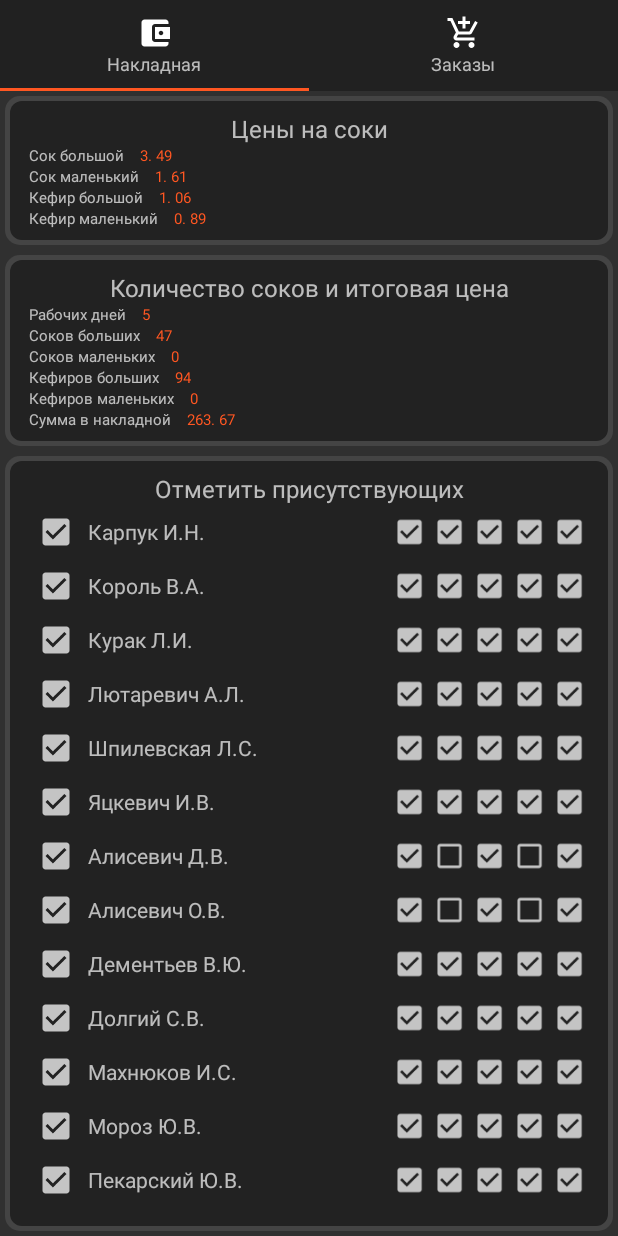
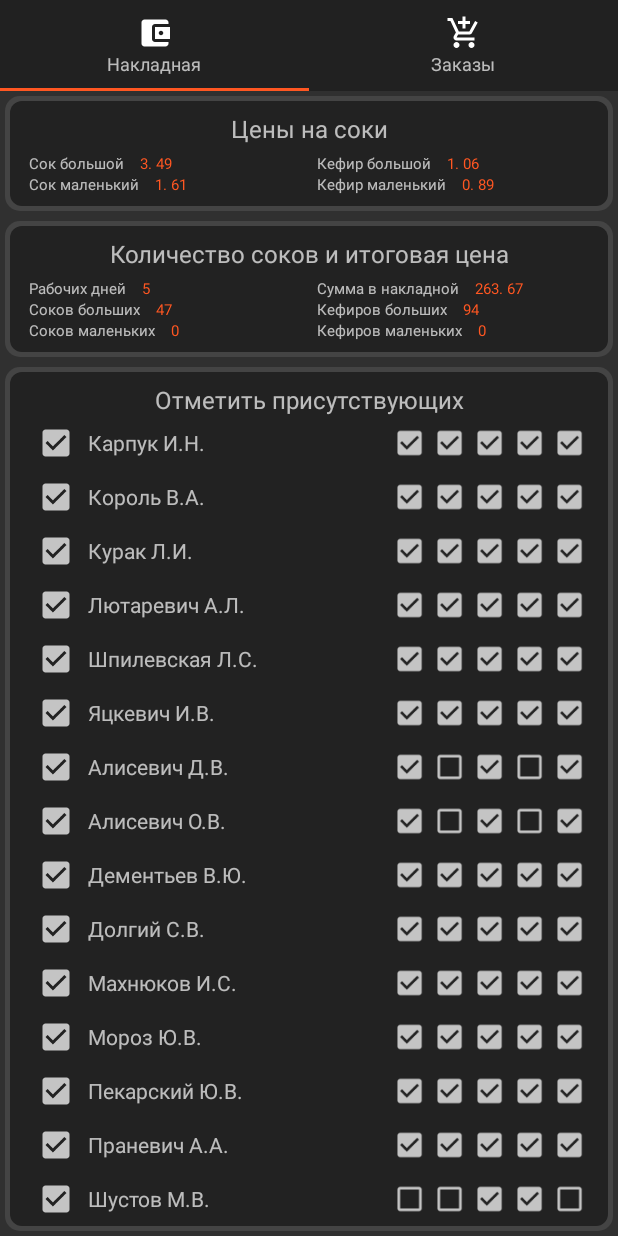
Before and after one commit to VadimSquorpikkor/MagazAssistant5, an Android app: the screen it shows after launch (MainActivity), on a phone screen of 412 x 824 dp. Run offline under Robolectric (Android 15) with nearby library versions, the phone set to English and light mode, and no system bars.

Commit message:
1.13 - 17/02/21 1. Изменил отображение надписей в фрагментах: теперь в 2 столбца

```diff
--- a/app/src/main/res/layout/fragment_invoice.xml
+++ b/app/src/main/res/layout/fragment_invoice.xml
@@ -7,56 +7,46 @@
 
         <LinearLayout style="@style/vertical">
 
-            <TextView
-                style="@style/h2"
-                android:text="Количество соков и итоговая цена" />
+            <TextView style="@style/h2" android:text="Количество соков и итоговая цена" android:layout_marginBottom="5dp"/>
 
             <LinearLayout style="@style/horizontal">
-                <TextView style="@style/text_small"
-                    android:text="Рабочих дней"/>
-                <TextView style="@style/text_small_orange"
-                    android:id="@+id/working_day_count"
-                    tools:text="5"/>
+
+                <LinearLayout style="@style/vertical" android:layout_weight="1">
+                    <LinearLayout style="@style/horizontal">
+                        <TextView style="@style/text_small" android:text="Рабочих дней" />
+                        <TextView android:id="@+id/working_day_count" style="@style/text_small_orange" tools:text="5" />
+                    </LinearLayout>
+
+<!--                    <View style="@style/line" android:layout_marginVertical="5dp"/>-->
+
+                    <LinearLayout style="@style/horizontal">
+                        <TextView style="@style/text_small" android:text="Соков больших" />
+                        <TextView android:id="@+id/big_juice_count" style="@style/text_small_orange" tools:text="5" />
                     </LinearLayout>
                     <LinearLayout style="@style/horizontal">
-                <TextView style="@style/text_small"
-                    android:text="Соков больших"/>
-                <TextView style="@style/text_small_orange"
-                    android:id="@+id/big_juice_count"
-                    tools:text="5"/>
+                        <TextView style="@style/text_small" android:text="Соков маленьких" />
+                        <TextView android:id="@+id/small_juice_count" style="@style/text_small_orange" tools:text="5" />
+                    </LinearLayout>
+                </LinearLayout>
+
+                <LinearLayout style="@style/vertical" android:layout_weight="1">
+                    <LinearLayout style="@style/horizontal">
+                        <TextView style="@style/text_small" android:text="Сумма в накладной" />
+                        <TextView android:id="@+id/invoice_total" style="@style/text_small_orange" tools:text="100" />
+                    </LinearLayout>
+
+<!--                    <View style="@style/line" android:layout_marginVertical="5dp"/>-->
+
+                    <LinearLayout style="@style/horizontal">
+                        <TextView style="@style/text_small" android:text="Кефиров больших" />
+                        <TextView android:id="@+id/big_kefir_count" style="@style/text_small_orange" tools:text="5" />
                     </LinearLayout>
                     <LinearLayout style="@style/horizontal">
-                <TextView style="@style/text_small"
-                    android:text="Соков маленьких"/>
-                <TextView style="@style/text_small_orange"
-                    android:id="@+id/small_juice_count"
-                    tools:text="5"/>
+                        <TextView style="@style/text_small" android:text="Кефиров маленьких" />
+                        <TextView android:id="@+id/small_kefir_count" style="@style/text_small_orange" tools:text="5" />
                     </LinearLayout>
-            <LinearLayout style="@style/horizontal">
-                <TextView style="@style/text_small"
-                    android:text="Кефиров больших"/>
-                <TextView style="@style/text_small_orange"
-                    android:id="@+id/big_kefir_count"
-                    tools:text="5"/>
                 </LinearLayout>
-            <LinearLayout style="@style/horizontal">
-                <TextView style="@style/text_small"
-                    android:text="Кефиров маленьких"/>
-                <TextView style="@style/text_small_orange"
-                    android:id="@+id/small_kefir_count"
-                    tools:text="5"/>
             </LinearLayout>
-            <LinearLayout style="@style/horizontal">
-                <TextView style="@style/text_small"
-                    android:text="Сумма в накладной"/>
-                <TextView style="@style/text_small_orange"
-                    android:id="@+id/invoice_total"
-                    tools:text="100"/>
         </LinearLayout>
-
     </LinearLayout>
-
-
 </LinearLayout>
-
-</LinearLayout>
--- a/app/src/main/res/layout/fragment_price.xml
+++ b/app/src/main/res/layout/fragment_price.xml
@@ -6,42 +6,33 @@
 
         <LinearLayout style="@style/vertical">
 
-        <TextView
-            style="@style/h2"
-            android:text="Цены на соки" />
+            <TextView style="@style/h2" android:text="Цены на соки" android:layout_marginBottom="5dp"/>
 
             <LinearLayout style="@style/horizontal">
-                <TextView style="@style/text_small"
-                    android:text="Сок большой"/>
-                <TextView style="@style/text_small_orange"
-                    android:id="@+id/juice_big_price"
-                    android:text="3.5"/>
+
+                <LinearLayout style="@style/vertical" android:layout_weight="1">
+                    <LinearLayout style="@style/horizontal">
+                        <TextView style="@style/text_small" android:text="Сок большой" />
+                        <TextView android:id="@+id/juice_big_price" style="@style/text_small_orange" android:text="3.5" />
+                    </LinearLayout>
+                    <LinearLayout style="@style/horizontal">
+                        <TextView style="@style/text_small" android:text="Сок маленький" />
+                        <TextView android:id="@+id/juice_small_price" style="@style/text_small_orange" android:text="3.5" />
+                    </LinearLayout>
+                </LinearLayout>
+
+                <LinearLayout style="@style/vertical" android:layout_weight="1">
+                    <LinearLayout style="@style/horizontal">
+                        <TextView style="@style/text_small" android:text="Кефир большой" />
+                        <TextView android:id="@+id/kefir_big_price" style="@style/text_small_orange" android:text="3.5" />
+                    </LinearLayout>
+                    <LinearLayout style="@style/horizontal">
+                        <TextView style="@style/text_small" android:text="Кефир маленький" />
+                        <TextView android:id="@+id/kefir_small_price" style="@style/text_small_orange" android:text="3.5" />
+                    </LinearLayout>
+
+                </LinearLayout>
             </LinearLayout>
-            <LinearLayout style="@style/horizontal">
-                <TextView style="@style/text_small"
-                    android:text="Сок маленький"/>
-                <TextView style="@style/text_small_orange"
-                    android:id="@+id/juice_small_price"
-                    android:text="3.5"/>
-            </LinearLayout>
-            <LinearLayout style="@style/horizontal">
-                <TextView style="@style/text_small"
-                    android:text="Кефир большой"/>
-                <TextView style="@style/text_small_orange"
-                    android:id="@+id/kefir_big_price"
-                    android:text="3.5"/>
-            </LinearLayout>
-            <LinearLayout style="@style/horizontal">
-                <TextView style="@style/text_small"
-                    android:text="Кефир маленький"/>
-                <TextView style="@style/text_small_orange"
-                    android:id="@+id/kefir_small_price"
-                    android:text="3.5"/>
-            </LinearLayout>
-
         </LinearLayout>
-
-
     </LinearLayout>
-
 </LinearLayout>
--- a/app/src/main/res/layout/item_employee.xml
+++ b/app/src/main/res/layout/item_employee.xml
@@ -21,7 +21,7 @@
 
         <ImageView
             android:id="@+id/is_checked"
-            android:layout_height="18dp"
+            android:layout_height="match_parent"
             android:layout_width="0dp"
             android:layout_weight="1"
             android:src="@drawable/ic_baseline_check_24"/>
--- a/app/src/main/res/values/styles.xml
+++ b/app/src/main/res/values/styles.xml
@@ -85,6 +85,12 @@
         <item name="android:padding">7dp</item>
     </style>
 
+    <style name="line">
+        <item name="android:layout_width">match_parent</item>
+        <item name="android:layout_height">1dp</item>
+        <item name="android:layout_weight">1</item>
+        <item name="android:background">?android:attr/listDivider</item>
+    </style>
 
 
 </resources>
```
Also changed, not shown: 1 other file. Lines whose indentation alone changed are shown as unchanged.
